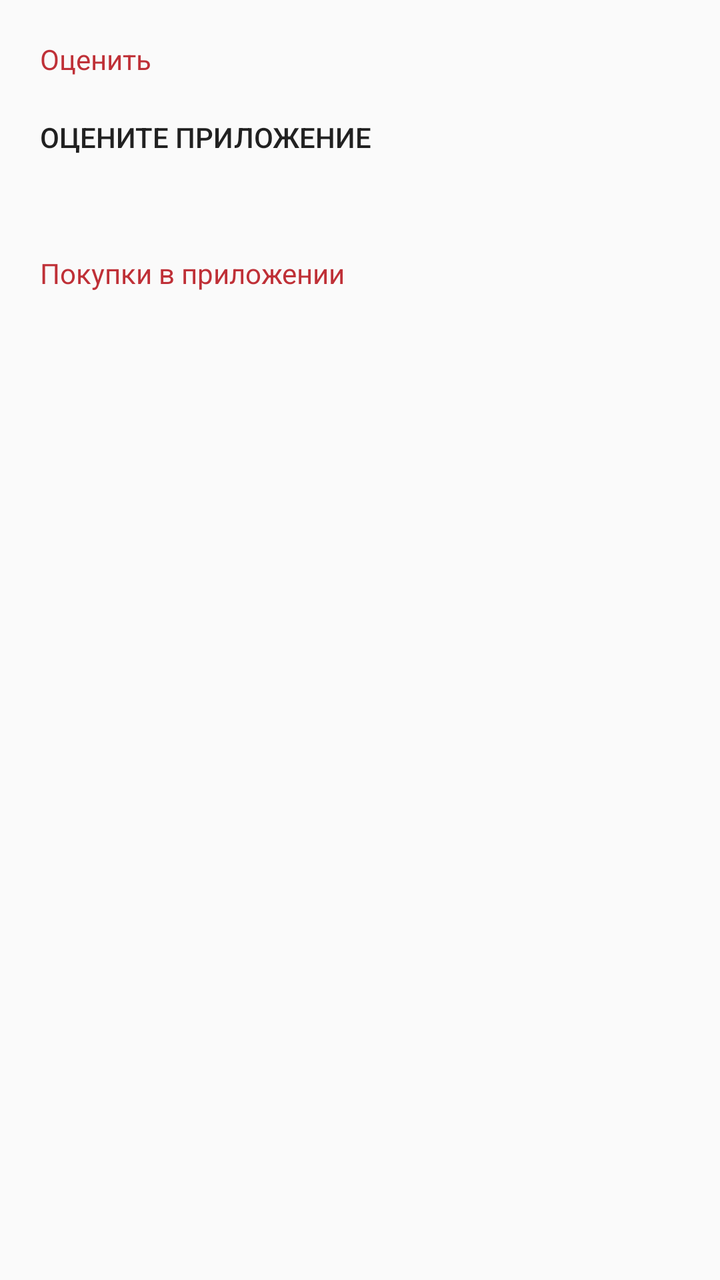
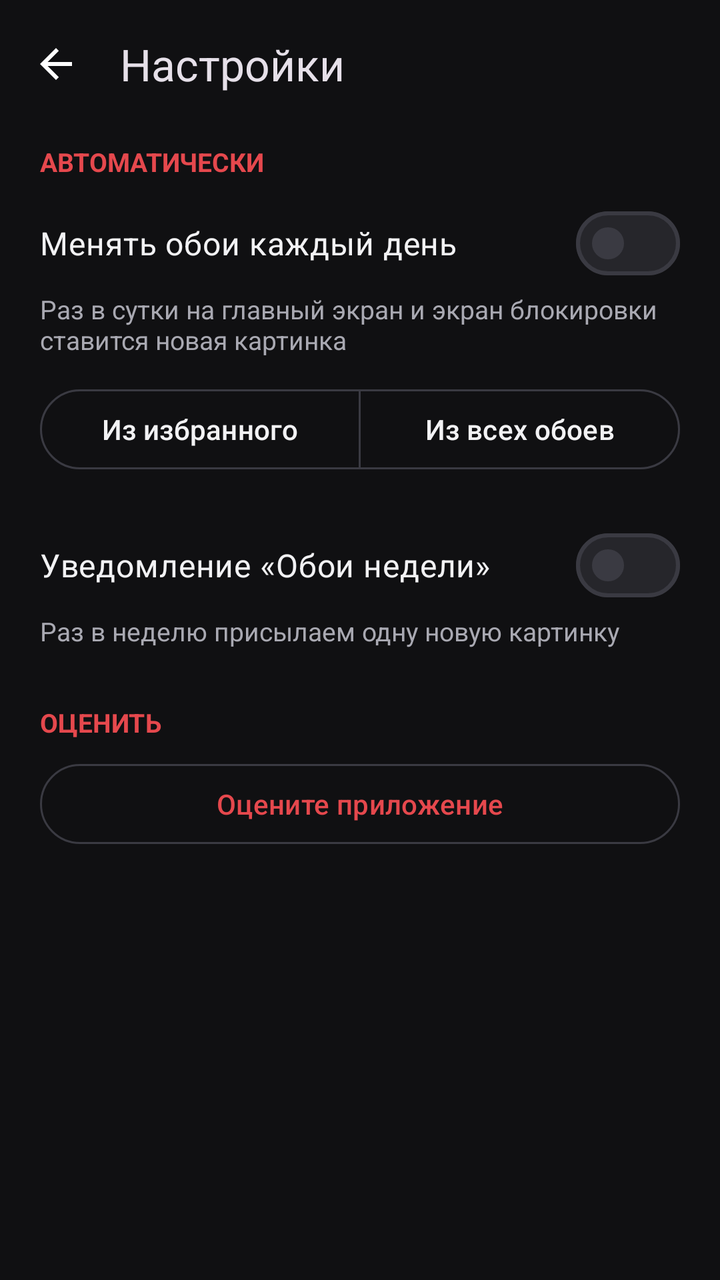

An Android layout rendered at two revisions. The XML below is the earlier revision; the diff shows what the commit changed to produce the second picture.
<!-- AndroidManifest.xml: application theme AppTheme -->
<!-- res/layout/settings.xml -->
<?xml version="1.0" encoding="utf-8"?>
<RelativeLayout xmlns:android="http://schemas.android.com/apk/res/android"
    android:layout_width="match_parent"
    android:layout_height="match_parent"
    android:clickable="true"
    android:background="@color/browser_actions_bg_grey"
    >

    <TextView
        android:id="@+id/txt"
        android:layout_width="wrap_content"
        android:layout_height="wrap_content"
        android:text="Оценить "
        android:textColor="@color/colorPrimaryDark"
        android:layout_marginTop="20dp"
        android:layout_marginLeft="20dp"/>

    <Button
        android:id="@+id/btnRate"
        android:layout_width="match_parent"
        android:layout_height="wrap_content"
        android:text="Оцените приложение"
        android:layout_marginTop="20dp"
        android:layout_marginStart="20dp"
        android:gravity="left"
        android:layout_below="@+id/txt"
        android:background="@color/trans"
        />

    <TextView
        android:id="@+id/txt2"
        android:layout_width="wrap_content"
        android:layout_height="wrap_content"
        android:text="Покупки в приложении"
        android:textColor="@color/colorPrimaryDark"
        android:layout_marginTop="20dp"
        android:layout_marginLeft="20dp"
        android:layout_below="@+id/btnRate"
        />

    <Button
        android:id="@+id/btn2"
        android:layout_width="match_parent"
        android:layout_height="wrap_content"
        android:gravity="left"
        android:layout_marginTop="20dp"
        android:layout_marginLeft="20dp"
        android:layout_below="@+id/txt2"
        android:background="@color/trans"
        />

    <Button
        android:id="@+id/btn3"
        android:layout_width="match_parent"
        android:layout_height="wrap_content"
        android:gravity="left"
        android:layout_marginTop="20dp"
        android:layout_marginLeft="20dp"
        android:layout_below="@+id/btn2"
        android:background="@color/trans"
        />

</RelativeLayout>
<!-- resources referenced by this layout -->
<resources>
  <color name="colorPrimaryDark">#bf3037</color>
  <color name="trans">#00000000 </color>
  <style name="AppTheme" parent="Theme.AppCompat.Light.DarkActionBar">
          
          <item name="colorPrimary">@color/colorPrimary</item>
          <item name="colorPrimaryDark">@color/colorPrimaryDark</item>
          <item name="colorAccent">@color/colorAccent</item>
      </style>
  <color name="colorPrimary">#d43131</color>
  <color name="colorAccent">#ac0003</color>
</resources>

<!-- the commit's change to res/layout/settings.xml (unified diff, before → after) -->
@@ -1,63 +1,115 @@
 <?xml version="1.0" encoding="utf-8"?>
-<RelativeLayout xmlns:android="http://schemas.android.com/apk/res/android"
+<LinearLayout xmlns:android="http://schemas.android.com/apk/res/android"
+    xmlns:app="http://schemas.android.com/apk/res-auto"
     android:layout_width="match_parent"
     android:layout_height="match_parent"
+    android:background="@color/colorBackground"
     android:clickable="true"
-    android:background="@color/browser_actions_bg_grey"
-    >
+    android:focusable="true"
+    android:orientation="vertical">
 
-    <TextView
-        android:id="@+id/txt"
-        android:layout_width="wrap_content"
-        android:layout_height="wrap_content"
-        android:text="Оценить "
-        android:textColor="@color/colorPrimaryDark"
-        android:layout_marginTop="20dp"
-        android:layout_marginLeft="20dp"/>
+    <com.google.android.material.appbar.MaterialToolbar
+        android:id="@+id/settingsToolbar"
+        android:layout_width="match_parent"
+        android:layout_height="?attr/actionBarSize"
+        android:background="@color/colorBackground"
+        app:navigationContentDescription="@string/back"
+        app:navigationIcon="@drawable/ic_back"
+        app:title="@string/action_settings" />
 
-    <Button
-        android:id="@+id/btnRate"
+    <ScrollView
         android:layout_width="match_parent"
-        android:layout_height="wrap_content"
-        android:text="Оцените приложение"
-        android:layout_marginTop="20dp"
-        android:layout_marginStart="20dp"
-        android:gravity="left"
-        android:layout_below="@+id/txt"
-        android:background="@color/trans"
-        />
+        android:layout_height="match_parent">
 
-    <TextView
-        android:id="@+id/txt2"
-        android:layout_width="wrap_content"
-        android:layout_height="wrap_content"
-        android:text="Покупки в приложении"
-        android:textColor="@color/colorPrimaryDark"
-        android:layout_marginTop="20dp"
-        android:layout_marginLeft="20dp"
-        android:layout_below="@+id/btnRate"
-        />
+        <LinearLayout
+            android:layout_width="match_parent"
+            android:layout_height="wrap_content"
+            android:orientation="vertical"
+            android:paddingStart="20dp"
+            android:paddingEnd="20dp"
+            android:paddingBottom="24dp">
 
-    <Button
-        android:id="@+id/btn2"
-        android:layout_width="match_parent"
-        android:layout_height="wrap_content"
-        android:gravity="left"
-        android:layout_marginTop="20dp"
-        android:layout_marginLeft="20dp"
-        android:layout_below="@+id/txt2"
-        android:background="@color/trans"
-        />
+            <TextView
+                style="@style/SettingsSection"
+                android:layout_marginTop="8dp"
+                android:text="@string/settings_section_auto" />
 
-    <Button
-        android:id="@+id/btn3"
-        android:layout_width="match_parent"
-        android:layout_height="wrap_content"
-        android:gravity="left"
-        android:layout_marginTop="20dp"
-        android:layout_marginLeft="20dp"
-        android:layout_below="@+id/btn2"
-        android:background="@color/trans"
-        />
+            <com.google.android.material.materialswitch.MaterialSwitch
+                android:id="@+id/switchAuto"
+                style="@style/SettingsTitle"
+                android:text="@string/settings_auto_wallpaper" />
 
-</RelativeLayout>
+            <TextView
+                style="@style/SettingsHint"
+                android:text="@string/settings_auto_wallpaper_hint" />
+
+            <com.google.android.material.button.MaterialButtonToggleGroup
+                android:id="@+id/autoSource"
+                android:layout_width="match_parent"
+                android:layout_height="wrap_content"
+                android:layout_marginTop="12dp"
+                app:selectionRequired="true"
+                app:singleSelection="true">
+
+                <Button
+                    android:id="@+id/sourceFavorites"
+                    style="?attr/materialButtonOutlinedStyle"
+                    android:layout_width="0dp"
+                    android:layout_height="wrap_content"
+                    android:layout_weight="1"
+                    android:text="@string/settings_auto_source_favorites" />
+
+                <Button
+                    android:id="@+id/sourceAll"
+                    style="?attr/materialButtonOutlinedStyle"
+                    android:layout_width="0dp"
+                    android:layout_height="wrap_content"
+                    android:layout_weight="1"
+                    android:text="@string/settings_auto_source_all" />
+            </com.google.android.material.button.MaterialButtonToggleGroup>
+
+            <com.google.android.material.materialswitch.MaterialSwitch
+                android:id="@+id/switchWeekly"
+                style="@style/SettingsTitle"
+                android:layout_marginTop="20dp"
+                android:text="@string/settings_weekly" />
+
+            <TextView
+                style="@style/SettingsHint"
+                android:text="@string/settings_weekly_hint" />
+
+            <TextView
+                style="@style/SettingsSection"
+                android:text="@string/settings_section_rate" />
+
+            <Button
+                android:id="@+id/btnRate"
+                style="?attr/materialButtonOutlinedStyle"
+                android:layout_width="match_parent"
+                android:layout_height="wrap_content"
+                android:text="@string/settings_rate" />
+
+            <TextView
+                android:id="@+id/purchasesTitle"
+                android:visibility="gone"
+                style="@style/SettingsSection"
+                android:text="@string/settings_section_purchases" />
+
+            <Button
+                android:id="@+id/btn2"
+                android:visibility="gone"
+                style="?attr/materialButtonOutlinedStyle"
+                android:layout_width="match_parent"
+                android:layout_height="wrap_content" />
+
+            <Button
+                android:id="@+id/btn3"
+                android:visibility="gone"
+                style="?attr/materialButtonOutlinedStyle"
+                android:layout_width="match_parent"
+                android:layout_height="wrap_content"
+                android:layout_marginTop="8dp" />
+        </LinearLayout>
+    </ScrollView>
+
+</LinearLayout>
<!-- resource entries referenced after the edit -->
@@ -1,14 +1,75 @@
 <!-- resources referenced by this layout -->
 <resources>
-  <color name="colorPrimaryDark">#bf3037</color>
-  <color name="trans">#00000000 </color>
-  <style name="AppTheme" parent="Theme.AppCompat.Light.DarkActionBar">
-          
+  <color name="colorBackground">#101012</color>
+  <!-- drawable ic_back (drawable) -->
+  <vector xmlns:android="http://schemas.android.com/apk/res/android"
+      android:width="24dp"
+      android:height="24dp"
+      android:viewportWidth="24"
+      android:viewportHeight="24">
+      <path
+          android:fillColor="#FFFFFF"
+          android:pathData="M20,11H7.83l5.59,-5.59L12,4l-8,8 8,8 1.41,-1.41L7.83,13H20v-2z" />
+  </vector>
+  <string name="action_settings">Настройки</string>
+  <string name="back">Назад</string>
+  <string name="settings_auto_source_all">Из всех обоев</string>
+  <string name="settings_auto_source_favorites">Из избранного</string>
+  <string name="settings_auto_wallpaper">Менять обои каждый день</string>
+  <string name="settings_auto_wallpaper_hint">Раз в сутки на главный экран и экран блокировки ставится новая картинка</string>
+  <string name="settings_rate">Оцените приложение</string>
+  <string name="settings_section_auto">Автоматически</string>
+  <string name="settings_section_purchases">Покупки в приложении</string>
+  <string name="settings_section_rate">Оценить</string>
+  <string name="settings_weekly">Уведомление «Обои недели»</string>
+  <string name="settings_weekly_hint">Раз в неделю присылаем одну новую картинку</string>
+  <style name="SettingsHint">
+          <item name="android:layout_width">match_parent</item>
+          <item name="android:layout_height">wrap_content</item>
+          <item name="android:textColor">@color/colorOnSurfaceVariant</item>
+          <item name="android:textSize">13sp</item>
+      </style>
+  <style name="SettingsSection">
+          <item name="android:layout_width">match_parent</item>
+          <item name="android:layout_height">wrap_content</item>
+          <item name="android:layout_marginTop">28dp</item>
+          <item name="android:layout_marginBottom">8dp</item>
+          <item name="android:textColor">@color/colorPrimary</item>
+          <item name="android:textSize">13sp</item>
+          <item name="android:textStyle">bold</item>
+          <item name="android:textAllCaps">true</item>
+      </style>
+  <style name="SettingsTitle">
+          <item name="android:layout_width">match_parent</item>
+          <item name="android:layout_height">wrap_content</item>
+          <item name="android:textColor">@color/colorOnSurface</item>
+          <item name="android:textSize">16sp</item>
+      </style>
+  <style name="AppTheme" parent="Theme.Material3.Dark.NoActionBar">
           <item name="colorPrimary">@color/colorPrimary</item>
-          <item name="colorPrimaryDark">@color/colorPrimaryDark</item>
-          <item name="colorAccent">@color/colorAccent</item>
+          <item name="colorOnPrimary">@color/colorWhite</item>
+          <item name="colorPrimaryContainer">@color/colorPrimaryContainer</item>
+          <item name="colorOnPrimaryContainer">@color/colorOnPrimaryContainer</item>
+          <item name="colorSecondaryContainer">@color/colorSurfaceHigh</item>
+          <item name="colorOnSecondaryContainer">@color/colorOnSurface</item>
+          <item name="android:colorBackground">@color/colorBackground</item>
+          <item name="colorSurface">@color/colorSurface</item>
+          <item name="colorSurfaceContainer">@color/colorSurface</item>
+          <item name="colorSurfaceContainerLow">@color/colorSurface</item>
+          <item name="colorSurfaceContainerHigh">@color/colorSurfaceHigh</item>
+          <item name="colorSurfaceContainerHighest">@color/colorSurfaceHigh</item>
+          <item name="colorOnSurface">@color/colorOnSurface</item>
+          <item name="colorOnSurfaceVariant">@color/colorOnSurfaceVariant</item>
+          <item name="colorOutline">@color/colorOutline</item>
       </style>
-  <color name="colorPrimary">#d43131</color>
-  <color name="colorAccent">#ac0003</color>
+  <color name="colorOnSurfaceVariant">#A9A9B2</color>
+  <color name="colorPrimary">#E5484D</color>
+  <color name="colorOnSurface">#F2F2F4</color>
+  <color name="colorWhite">#ffffff</color>
+  <color name="colorPrimaryContainer">#5C1A1D</color>
+  <color name="colorOnPrimaryContainer">#FFDAD8</color>
+  <color name="colorSurfaceHigh">#26262B</color>
+  <color name="colorSurface">#1B1B1F</color>
+  <color name="colorOutline">#3A3A42</color>
 </resources>
 
